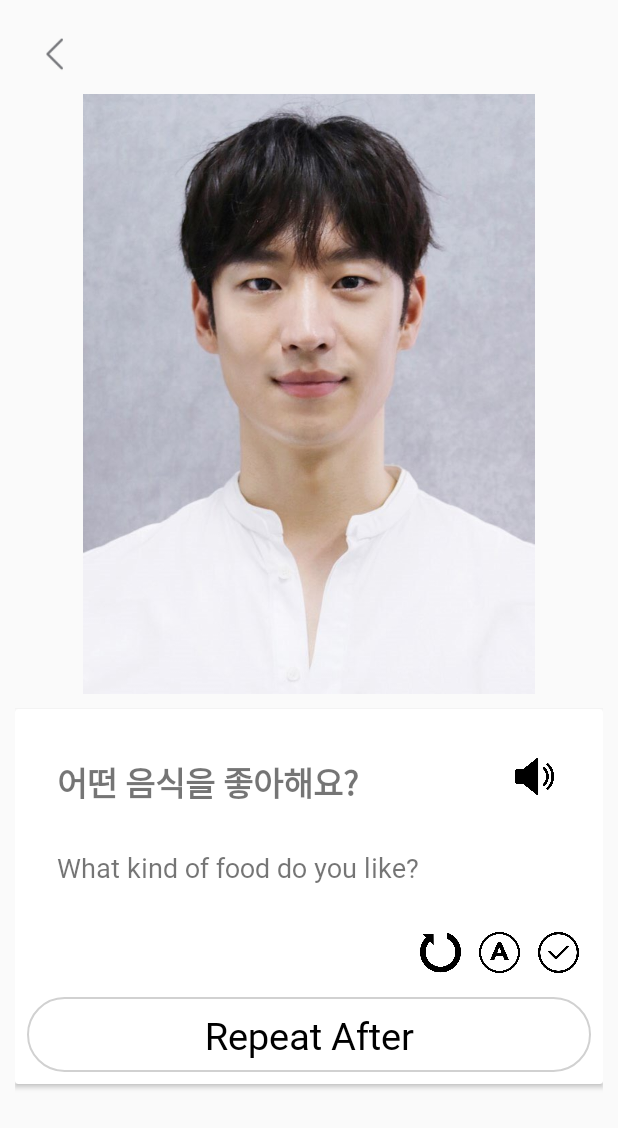
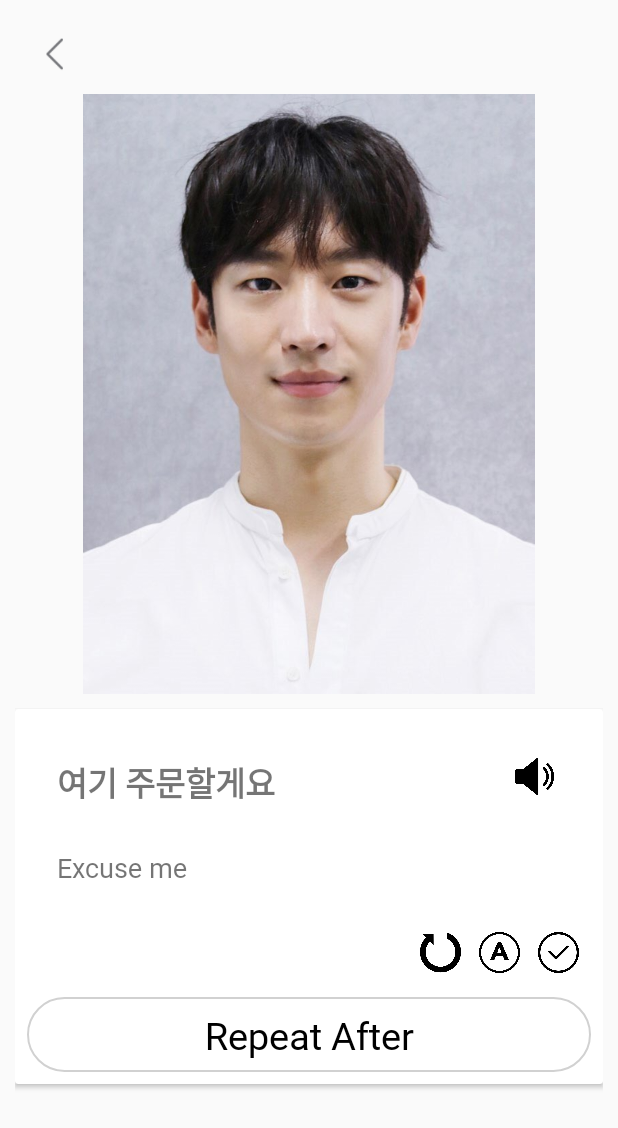
Before and after one commit to Will-you-graduate-with-me/KorConversationApp, an Android app: the Menu1Fragment screen opened directly, with no data from a screen before it, after a tap on "종업원 부를 때", on a phone screen of 412 x 824 dp. Shown: the top 1128 px of the screen. Run offline under Robolectric (Android 15) with nearby library versions, the phone set to English and light mode, and no system bars.

Commit message:
수정_ConvActivity intent값 넘기기

```diff
--- a/app/src/main/java/com/cookandroid/korconversationapp/ConvActivity.java
+++ b/app/src/main/java/com/cookandroid/korconversationapp/ConvActivity.java
@@ -1,17 +1,18 @@
 package com.cookandroid.korconversationapp;
 
+import android.content.Intent;
 import android.os.Bundle;
-import android.provider.ContactsContract;
 import android.support.v7.app.AppCompatActivity;
 import android.view.View;
 import android.widget.Button;
 import android.widget.ImageButton;
+import android.widget.TextView;
 
 public class ConvActivity extends AppCompatActivity {
 
     ImageButton back,speaker,restart,grade,check;
     Button repeat;
-
+    TextView eng,kor;
     @Override
     protected void onCreate(Bundle savedInstanceState) {
         super.onCreate(savedInstanceState);
@@ -23,11 +24,20 @@ public class ConvActivity extends AppCompatActivity {
         check=(ImageButton)findViewById(R.id.btn_check);
         repeat=(Button)findViewById(R.id.btn_repeat);
 
+        eng=(TextView)findViewById(R.id.eng);
+        kor=(TextView)findViewById(R.id.kor);
+
+        Intent intent=new Intent(this.getIntent());
+        String str_eng=intent.getStringExtra("eng");
+        String str_kor=intent.getStringExtra("kor");
         back.setOnClickListener(new View.OnClickListener() {
             @Override
             public void onClick(View view) {
                 finish();
             }
         });
-    }
+
+        eng.setText(str_eng);
+        kor.setText(str_kor);
+        }
 }
--- a/app/src/main/java/com/cookandroid/korconversationapp/Menu1Fragment.java
+++ b/app/src/main/java/com/cookandroid/korconversationapp/Menu1Fragment.java
@@ -42,13 +42,12 @@ public class Menu1Fragment extends Fragment {
             situationModel.setSituation("Situation " + i);
 
             ArrayList<ConvModel> singleItem = new ArrayList<ConvModel>();
-            singleItem.add(new ConvModel("종업원 부를 때", "img1", "Excuse me","여기 주문할게요" ));
-            singleItem.add(new ConvModel("음식 주문할 때", "img2", "I'd like the coke","콜라 하나 주세요" ));
-            singleItem.add(new ConvModel("종업원 부를 때", "img1", "Excuse me","여기 주문할게요" ));
-            singleItem.add(new ConvModel("음식 주문할 때", "img2", "I'd like the coke","콜라 하나 주세요" ));
-            singleItem.add(new ConvModel("종업원 부를 때", "img1", "Excuse me","여기 주문할게요" ));
-            singleItem.add(new ConvModel("음식 주문할 때", "img2", "I'd like the coke","콜라 하나 주세요" ));
-
+            singleItem.add(new ConvModel("종업원 부를 때", "img1", "여기 주문할게요" ,"Excuse me"));
+            singleItem.add(new ConvModel("음식 주문할 때", "img2", "콜라 하나 주세요","I'd like the coke" ));
+            singleItem.add(new ConvModel("종업원 부를 때", "img1", "여기 주문할게요" ,"Excuse me"));
+            singleItem.add(new ConvModel("음식 주문할 때", "img2", "콜라 하나 주세요","I'd like the coke" ));
+            singleItem.add(new ConvModel("종업원 부를 때", "img1", "여기 주문할게요" ,"Excuse me"));
+            singleItem.add(new ConvModel("음식 주문할 때", "img2", "콜라 하나 주세요","I'd like the coke" ));
             situationModel.setAllItemsInSection(singleItem);
 
             allSampleData.add(situationModel);
--- a/app/src/main/java/com/cookandroid/korconversationapp/SectionListDataAdapter.java
+++ b/app/src/main/java/com/cookandroid/korconversationapp/SectionListDataAdapter.java
@@ -13,6 +13,7 @@ public class SectionListDataAdapter extends RecyclerView.Adapter<SectionListData
 
     private ArrayList<ConvModel> itemsList;
     private Fragment mfragment;
+    View v;
 
     public SectionListDataAdapter(Fragment fragment, ArrayList<ConvModel> itemsList) {
         this.itemsList = itemsList;
@@ -21,28 +22,33 @@ public class SectionListDataAdapter extends RecyclerView.Adapter<SectionListData
 
     @Override
     public SingleItemRowHolder onCreateViewHolder(ViewGroup viewGroup, int i) {
-        final View v = LayoutInflater.from(viewGroup.getContext()).inflate(R.layout.list_single_card, null);
+        v = LayoutInflater.from(viewGroup.getContext()).inflate(R.layout.list_single_card, null);
         SingleItemRowHolder mh = new SingleItemRowHolder(v);
+        //final ConvModel singleItem = itemsList.get(i);
+        ConvModel singleItem = itemsList.get(i);
+        final String k=singleItem.getKor();
 
-        v.setOnClickListener(new View.OnClickListener() {
-            @Override
-            public void onClick(View view) {
-                Intent intent = new Intent(v.getContext(),ConvActivity.class);
-                mfragment.startActivity(intent);
-            }
-        });
         return mh;
     }
 
     @Override
     public void onBindViewHolder(SingleItemRowHolder holder, int i) {
 
-        ConvModel singleItem = itemsList.get(i);
+        final ConvModel singleItem = itemsList.get(i);
 
         holder.when.setText(singleItem.getWhen());
         holder.eng.setText(singleItem.getEng());
         holder.kor.setText(singleItem.getKor());
+        v.setOnClickListener(new View.OnClickListener() {
+            @Override
+            public void onClick(View view) {
 
+                Intent intent = new Intent(v.getContext(),ConvActivity.class);
+                intent.putExtra("kor",singleItem.getKor());
+                intent.putExtra("eng",singleItem.getEng());
+                mfragment.startActivity(intent);
+            }
+        });
     }
 
     @Override
```
